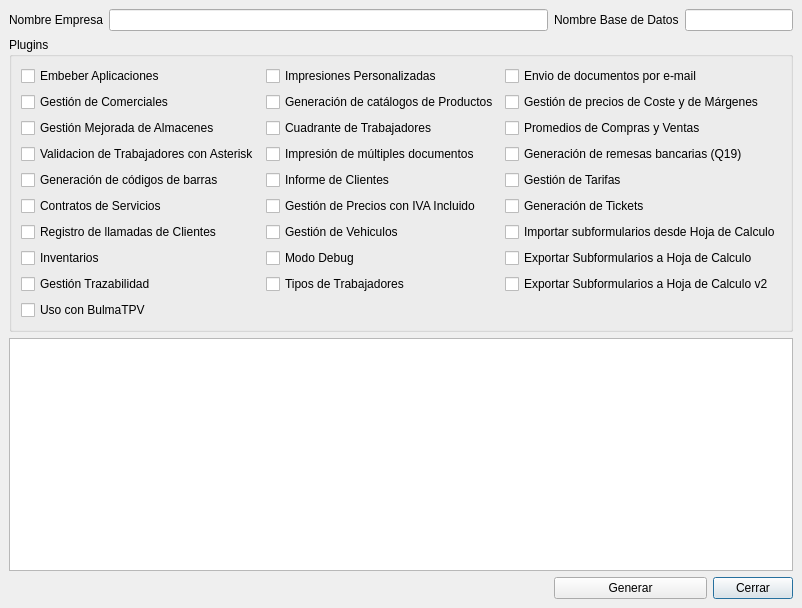
Qt form bulmages/bulmasetup/nuevafacturacionbase.ui (eboladev/Bulmages-1) before a commit.
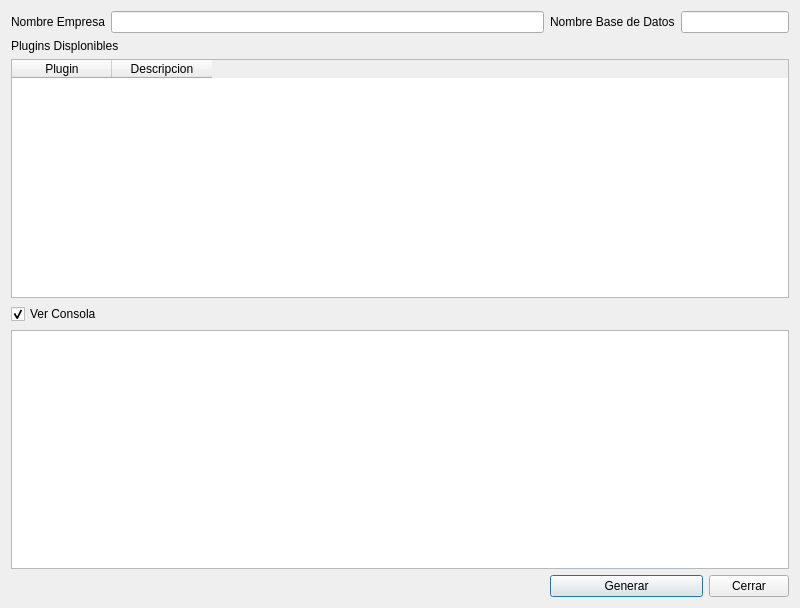
The same form after that commit. Icons and pictures are not drawn.

Commit message: Estiron final para bulmasetup que ya esta practicamente completo. He mejorado el sistema de manejo de plugins y he incorporado la funcionalidad de restaurar un backup.

What changed in the file:
```diff
--- a/bulmages/bulmasetup/nuevafacturacionbase.ui
+++ b/bulmages/bulmasetup/nuevafacturacionbase.ui
@@ -10,9 +10,7 @@
    </rect>
   </property>
   <property name="sizePolicy" >
-   <sizepolicy>
-    <hsizetype>0</hsizetype>
-    <vsizetype>0</vsizetype>
+   <sizepolicy vsizetype="Fixed" hsizetype="Fixed" >
     <horstretch>0</horstretch>
     <verstretch>0</verstretch>
    </sizepolicy>
@@ -30,28 +28,6 @@
    <iconset>../images/png/bulmafact.png</iconset>
   </property>
   <layout class="QGridLayout" >
-   <property name="margin" >
-    <number>9</number>
-   </property>
-   <property name="spacing" >
-    <number>6</number>
-   </property>
-   <item row="0" column="3" colspan="2" >
-    <widget class="QLineEdit" name="mui_nomdb" />
-   </item>
-   <item row="0" column="2" >
-    <widget class="QLabel" name="label_2" >
-     <property name="text" >
-      <string>Nombre Base de Datos</string>
-     </property>
-     <property name="buddy" >
-      <cstring>mui_nomdb</cstring>
-     </property>
-    </widget>
-   </item>
-   <item row="0" column="1" >
-    <widget class="QLineEdit" name="mui_nomempresa" />
-   </item>
    <item row="0" column="0" >
     <widget class="QLabel" name="label" >
      <property name="text" >
@@ -62,248 +38,79 @@
      </property>
     </widget>
    </item>
-   <item row="3" column="4" >
-    <widget class="QPushButton" name="mui_cancelar" >
+   <item row="0" column="1" >
+    <widget class="QLineEdit" name="mui_nomempresa" />
+   </item>
+   <item row="0" column="2" >
+    <widget class="QLabel" name="label_2" >
      <property name="text" >
-      <string>Cerrar</string>
+      <string>Nombre Base de Datos</string>
+     </property>
+     <property name="buddy" >
+      <cstring>mui_nomdb</cstring>
+     </property>
+    </widget>
+   </item>
+   <item row="0" column="3" colspan="2" >
+    <widget class="QLineEdit" name="mui_nomdb" />
+   </item>
+   <item row="1" column="0" colspan="2" >
+    <widget class="QLabel" name="label_4" >
+     <property name="text" >
+      <string>Plugins Displonibles</string>
      </property>
     </widget>
    </item>
    <item row="2" column="0" colspan="5" >
+    <widget class="QTableWidget" name="mui_plugins" >
+     <property name="alternatingRowColors" >
+      <bool>true</bool>
+     </property>
+     <property name="textElideMode" >
+      <enum>Qt::ElideNone</enum>
+     </property>
+     <property name="wordWrap" >
+      <bool>false</bool>
+     </property>
+     <column>
+      <property name="text" >
+       <string>Plugin</string>
+      </property>
+     </column>
+     <column>
+      <property name="text" >
+       <string>Descripcion</string>
+      </property>
+     </column>
+    </widget>
+   </item>
+   <item row="3" column="0" colspan="2" >
+    <widget class="QCheckBox" name="mui_checkbox" >
+     <property name="text" >
+      <string>Ver Consola</string>
+     </property>
+     <property name="checked" >
+      <bool>true</bool>
+     </property>
+    </widget>
+   </item>
+   <item row="4" column="0" colspan="5" >
     <widget class="QTextBrowser" name="mui_textBrowser" />
    </item>
-   <item row="1" column="0" colspan="5" >
-    <widget class="QGroupBox" name="groupBox" >
-     <property name="sizePolicy" >
-      <sizepolicy>
-       <hsizetype>7</hsizetype>
-       <vsizetype>7</vsizetype>
-       <horstretch>0</horstretch>
-       <verstretch>0</verstretch>
-      </sizepolicy>
-     </property>
-     <property name="sizeIncrement" >
-      <size>
-       <width>1</width>
-       <height>1</height>
-      </size>
-     </property>
-     <property name="title" >
-      <string>Plugins</string>
-     </property>
-     <layout class="QGridLayout" >
-      <property name="margin" >
-       <number>9</number>
-      </property>
-      <property name="spacing" >
-       <number>6</number>
-      </property>
-      <item row="8" column="1" >
-       <widget class="QCheckBox" name="mui_plugintipostrabajo" >
-        <property name="text" >
-         <string>Tipos de Trabajadores</string>
-        </property>
-       </widget>
-      </item>
-      <item row="7" column="1" >
-       <widget class="QCheckBox" name="mui_plugindebugbf" >
-        <property name="text" >
-         <string>Modo Debug</string>
-        </property>
-       </widget>
-      </item>
-      <item row="6" column="1" >
-       <widget class="QCheckBox" name="mui_pluginvehiculosbf" >
-        <property name="text" >
-         <string>Gestión de Vehiculos</string>
-        </property>
-       </widget>
-      </item>
-      <item row="3" column="0" >
-       <widget class="QCheckBox" name="mui_pluginasterisk" >
-        <property name="text" >
-         <string>Validacion de Trabajadores con Asterisk</string>
-        </property>
-       </widget>
-      </item>
-      <item row="9" column="0" >
-       <widget class="QCheckBox" name="mui_plugintpv" >
-        <property name="text" >
-         <string>Uso con BulmaTPV</string>
-        </property>
-       </widget>
-      </item>
-      <item row="8" column="0" >
-       <widget class="QCheckBox" name="mui_plugintrazabilidad" >
-        <property name="text" >
-         <string>Gestión Trazabilidad</string>
-        </property>
-       </widget>
-      </item>
-      <item row="7" column="0" >
-       <widget class="QCheckBox" name="mui_plugininventario" >
-        <property name="text" >
-         <string>Inventarios</string>
-        </property>
-       </widget>
-      </item>
-      <item row="6" column="0" >
-       <widget class="QCheckBox" name="mui_llamadas" >
-        <property name="text" >
-         <string>Registro de llamadas de Clientes</string>
-        </property>
-       </widget>
-      </item>
-      <item row="5" column="0" >
-       <widget class="QCheckBox" name="mui_contratos" >
-        <property name="text" >
-         <string>Contratos de Servicios</string>
-        </property>
-       </widget>
-      </item>
-      <item row="4" column="0" >
-       <widget class="QCheckBox" name="mui_pluginbarcodeopen" >
-        <property name="text" >
-         <string>Generación de códigos de barras</string>
-        </property>
-       </widget>
-      </item>
-      <item row="6" column="2" >
-       <widget class="QCheckBox" name="mui_pluginclipboardbf" >
-        <property name="text" >
-         <string>Importar subformularios desde Hoja de Calculo</string>
-        </property>
-       </widget>
-      </item>
-      <item row="8" column="2" >
-       <widget class="QCheckBox" name="mui_pluginsubformods" >
-        <property name="text" >
-         <string>Exportar Subformularios a Hoja de Calculo v2</string>
-        </property>
-       </widget>
-      </item>
-      <item row="7" column="2" >
-       <widget class="QCheckBox" name="mui_pluginsubformsxc" >
-        <property name="text" >
-         <string>Exportar Subformularios a Hoja de Calculo</string>
-        </property>
-       </widget>
-      </item>
-      <item row="5" column="2" >
-       <widget class="QCheckBox" name="mui_pluginticket" >
-        <property name="text" >
-         <string>Generación de Tickets</string>
-        </property>
-       </widget>
-      </item>
-      <item row="3" column="2" >
-       <widget class="QCheckBox" name="mui_pluginq19" >
-        <property name="text" >
-         <string>Generación de remesas bancarias (Q19)</string>
-        </property>
-       </widget>
-      </item>
-      <item row="4" column="2" >
-       <widget class="QCheckBox" name="mui_plugintarifas" >
-        <property name="text" >
-         <string>Gestión de Tarifas</string>
-        </property>
-       </widget>
-      </item>
-      <item row="2" column="2" >
-       <widget class="QCheckBox" name="mui_pluginpromedios" >
-        <property name="text" >
-         <string>Promedios de Compras y Ventas</string>
-        </property>
-       </widget>
-      </item>
-      <item row="1" column="2" >
-       <widget class="QCheckBox" name="mui_pluginpreciocoste" >
-        <property name="text" >
-         <string>Gestión de precios de Coste y de Márgenes</string>
-        </property>
-       </widget>
-      </item>
-      <item row="2" column="1" >
-       <widget class="QCheckBox" name="mui_plugincuadrante" >
-        <property name="text" >
-         <string>Cuadrante de Trabajadores</string>
-        </property>
-       </widget>
-      </item>
-      <item row="5" column="1" >
-       <widget class="QCheckBox" name="mui_pluginivainc" >
-        <property name="text" >
-         <string>Gestión de Precios con IVA Incluido</string>
-        </property>
-       </widget>
-      </item>
-      <item row="4" column="1" >
-       <widget class="QCheckBox" name="mui_plugininformeclientes" >
-        <property name="text" >
-         <string>Informe de Clientes</string>
-        </property>
-       </widget>
-      </item>
-      <item row="3" column="1" >
-       <widget class="QCheckBox" name="mui_pluginimpresionesmultiples" >
-        <property name="text" >
-         <string>Impresión de múltiples documentos</string>
-        </property>
-       </widget>
-      </item>
-      <item row="0" column="2" >
-       <widget class="QCheckBox" name="mui_pluginmail" >
-        <property name="text" >
-         <string>Envio de documentos por e-mail</string>
-        </property>
-       </widget>
-      </item>
-      <item row="1" column="1" >
-       <widget class="QCheckBox" name="mui_plugincatalogo" >
-        <property name="text" >
-         <string>Generación de catálogos de Productos</string>
-        </property>
-       </widget>
-      </item>
-      <item row="2" column="0" >
-       <widget class="QCheckBox" name="mui_pluginalmacen" >
-        <property name="text" >
-         <string>Gestión Mejorada de Almacenes</string>
-        </property>
-       </widget>
-      </item>
-      <item row="1" column="0" >
-       <widget class="QCheckBox" name="mui_comercialbf" >
-        <property name="text" >
-         <string>Gestión de Comerciales</string>
-        </property>
-       </widget>
-      </item>
-      <item row="0" column="0" >
-       <widget class="QCheckBox" name="mui_plugindocked" >
-        <property name="text" >
-         <string>Embeber Aplicaciones</string>
-        </property>
-       </widget>
-      </item>
-      <item row="0" column="1" >
-       <widget class="QCheckBox" name="mui_pluginimpers" >
-        <property name="text" >
-         <string>Impresiones Personalizadas</string>
-        </property>
-       </widget>
-      </item>
-     </layout>
-    </widget>
-   </item>
-   <item row="3" column="2" colspan="2" >
+   <item row="5" column="2" colspan="2" >
     <widget class="QPushButton" name="mui_aceptar" >
      <property name="text" >
       <string>Generar</string>
      </property>
     </widget>
    </item>
+   <item row="5" column="4" >
+    <widget class="QPushButton" name="mui_cancelar" >
+     <property name="text" >
+      <string>Cerrar</string>
+     </property>
+    </widget>
+   </item>
   </layout>
  </widget>
  <resources/>
```
Left out of the diff: 20 changed lines with no effect on the pictures. The commit also changes 18 other files.
